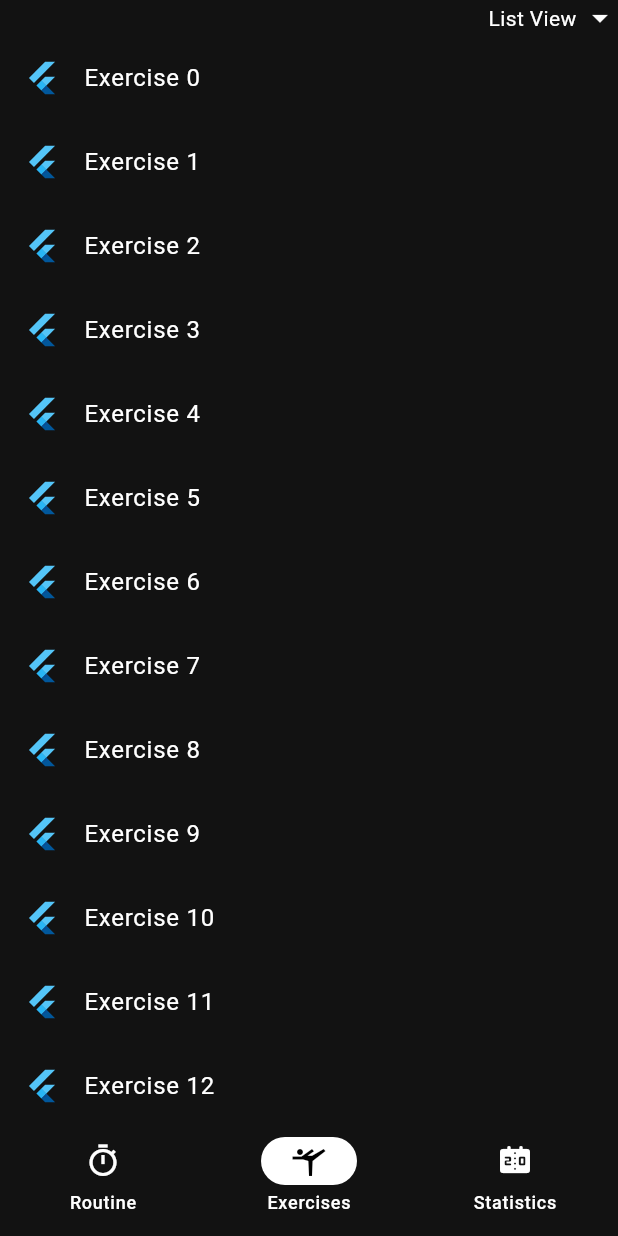
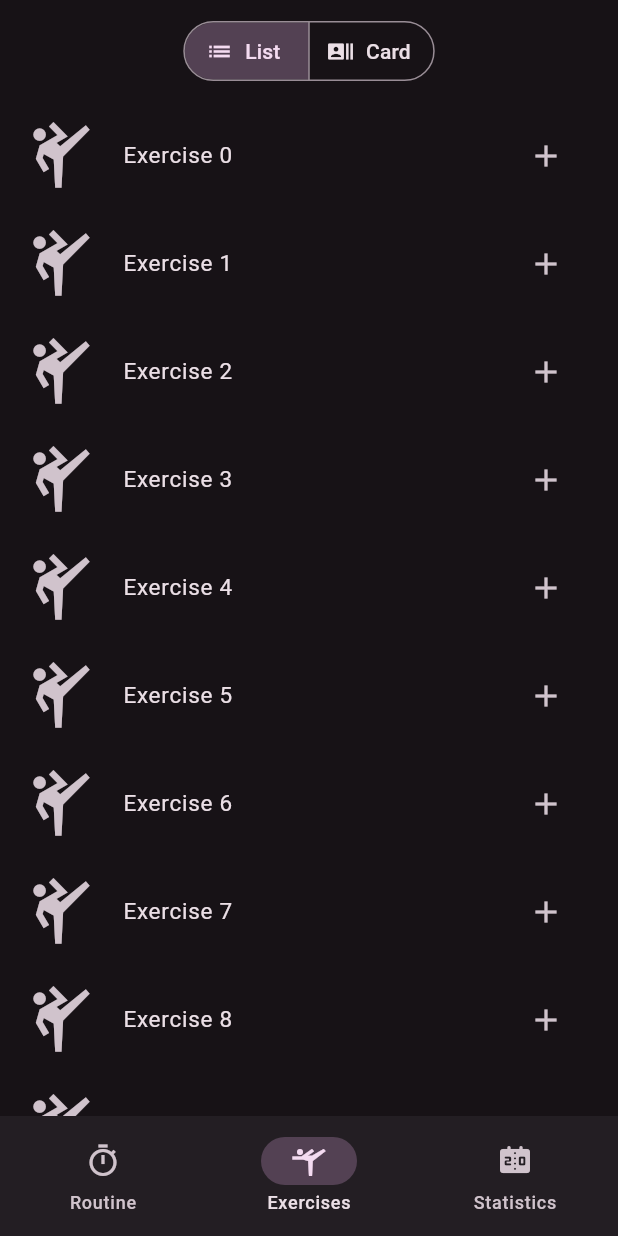
Before and after one commit to AfreAustin/Flutter-Exercise, a Flutter app: the screen it shows after launch, item 2 of the bottom bar chosen, on a phone screen of 412 x 824 dp. Run offline on Flutter 3.47's test engine with Material 2 defaults, Android fonts, the phone set to English and light mode, and no system bars.

Commit message:
finished exercisePage list layout

```diff
--- a/exercise/lib/main.dart
+++ b/exercise/lib/main.dart
@@ -7,7 +7,7 @@ class Exercise {
   final String name;
   final String description;
   final String category;
-  final String iconFile;
+  final IconData iconFile;
 
   const Exercise(this.name, this.description, this.category, this.iconFile);
 }
@@ -21,7 +21,10 @@ class ExerciseApp extends StatelessWidget {
     return MaterialApp(
       title: 'Exercise App', // OS task switcher title
       theme: ThemeData(
-        colorScheme: ColorScheme.dark(primary: Colors.purple),
+        colorScheme: ColorScheme.fromSeed(
+          seedColor: Colors.purple,
+          brightness: Brightness.dark,
+        ),
         useMaterial3: true,
       ),
       home: SafeArea(
@@ -53,7 +56,6 @@ class _PageNavigationState extends State<PageNavigation> {
             currentPageIndex = i;
           });
         },
-        indicatorColor: Theme.of(context).indicatorColor,
         selectedIndex: currentPageIndex,
         destinations: const <Widget>[
           NavigationDestination(
@@ -75,16 +77,17 @@ class _PageNavigationState extends State<PageNavigation> {
   }
 }
 
-// parse list of exercises from (file or database? DECIDE)
+// TODO: Figure out where to get exercises from
+// parse list of exercises from ...
 // then sorts list by category
 List<Exercise> generateExercises() {
   return List.generate(
-    20,
+    10,
     (i) => Exercise(
       'Exercise $i',
       'Exercise $i description',
-      'category',
-      'iconFile.png',
+      'Exercise $i category',
+      Icons.sports_martial_arts,
     ),
   );
 }
@@ -167,29 +170,75 @@ class _RoutinePageState extends State<RoutinePage> {
   }
 }
 
-// show the list of exercises available -------------------------------------------------------
-class ExercisesPage extends StatelessWidget {
+// show all available exercises  --------------------------------------------------------------
+enum View { list, card, grid }
+
+class ExercisesPage extends StatefulWidget {
   const ExercisesPage({super.key, required this.exercises});
 
   final List<Exercise> exercises;
 
   @override
+  State<ExercisesPage> createState() => _ExercisesPageState();
+}
+
+class _ExercisesPageState extends State<ExercisesPage> {
+  View viewType = View.list;
+
+  @override
   Widget build(BuildContext context) {
     return Column(
       children: <Widget>[
-        // TODO: convert to toggle button
-        Row(
-          mainAxisAlignment: MainAxisAlignment.end,
-          children: const <Widget>[
-            Text("List View "),
-            Icon(Icons.arrow_drop_down),
+        SizedBox(height: 10.0),
+        SegmentedButton(
+          onSelectionChanged: (Set<View> selectedView) {
+            setState(() {
+              viewType = selectedView.first;
+            });
+          },
+          selected: <View>{viewType},
+          showSelectedIcon: false,
+          segments: const <ButtonSegment<View>>[
+            ButtonSegment(
+              value: View.list,
+              label: Text("List"),
+              icon: Icon(Icons.list),
+            ),
+            ButtonSegment(
+              value: View.card,
+              label: Text("Card"),
+              icon: Icon(Icons.recent_actors),
+            ),
+            /* TO BE IMPLEMENTED
+            ButtonSegment(
+              value: View.grid,
+              label: Text("Grid"),
+            )*/
           ],
         ),
-        // TODO: change according to which view
-        Expanded(
-          child: SizedBox(
-            height: double.maxFinite,
-            child: ListView.builder(
+        SizedBox(height: 10.0),
+        Flexible(
+          child: switch (viewType) {
+            View.list => ListExercises(exercises: widget.exercises),
+            View.card => Placeholder(),
+            View.grid => Placeholder(), // TODO: design gridview
+            //_ => Placeholder(),
+          },
+        ),
+      ],
+    );
+  }
+}
+
+// show exercises in list view
+class ListExercises extends StatelessWidget {
+  const ListExercises({super.key, required this.exercises});
+
+  final List<Exercise> exercises;
+
+  @override
+  Widget build(BuildContext context) {
+    return ListView.builder(
       itemCount: exercises.length,
       itemBuilder: (context, index) {
         return ListTile(
@@ -202,14 +251,25 @@ class ExercisesPage extends StatelessWidget {
               ),
             );
           },
-                  leading: FlutterLogo(), // Icon(exercises[index].icon),
-                  title: Text(exercises[index].name),
+          visualDensity: VisualDensity(vertical: 4.0),
+          leading: Icon(
+            exercises[index].iconFile,
+            size: 50.0,
+          ),
+          title: Text(
+            exercises[index].name,
+            style: const TextStyle(
+              fontSize: 15.0,
+            ),
+          ),
+          trailing: IconButton(
+            onPressed: () =>
+                debugPrint("Added"), // TODO: add exercise to routine function
+            icon: Icon(Icons.add),
+            tooltip: "Add to Routine",
+          ),
         );
       },
-            ),
-          ),
-        ),
-      ],
     );
   }
 }
@@ -226,7 +286,13 @@ class ExerciseDetail extends StatelessWidget {
       body: Center(
         child: Column(
           children: [
-            FlutterLogo(), // Icon(exercise.iconFile),
+            SizedBox(height: 10.0),
+            Icon(
+              exercise.iconFile,
+              size: 200.0,
+            ),
+            SizedBox(height: 10.0),
+            Text(exercise.category),
             Text(exercise.description),
           ],
         ),
```
Lines whose indentation alone changed are shown as unchanged.
